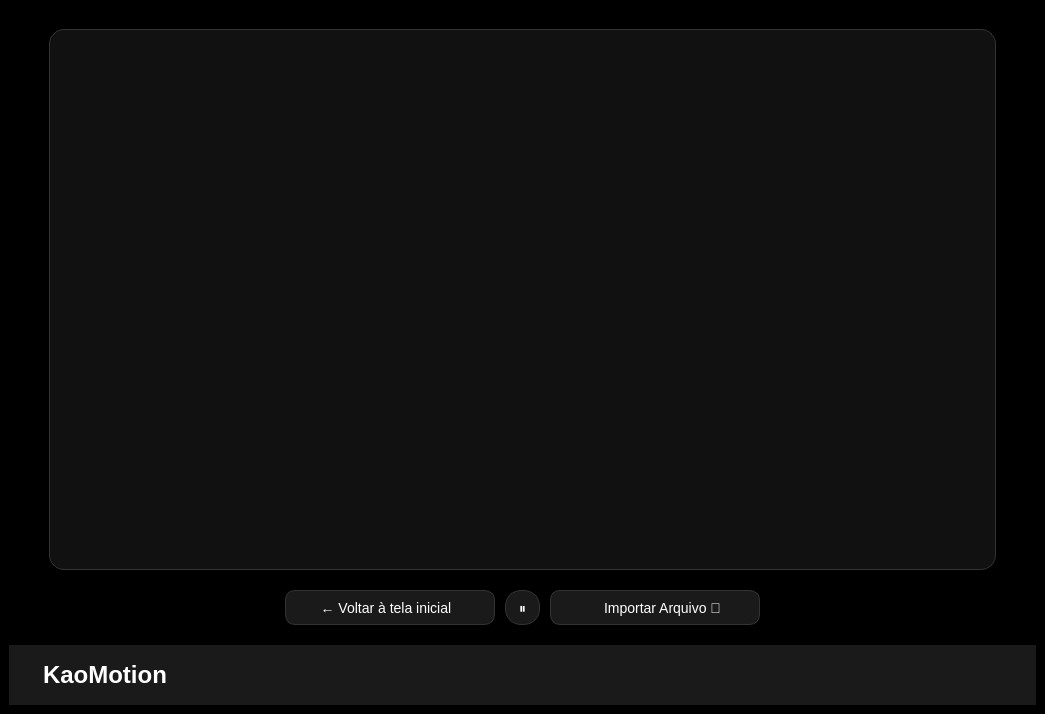
Qt form UIs/tela_arquivos.ui (EddiePricefield/FER-VISCOMP) before a commit.
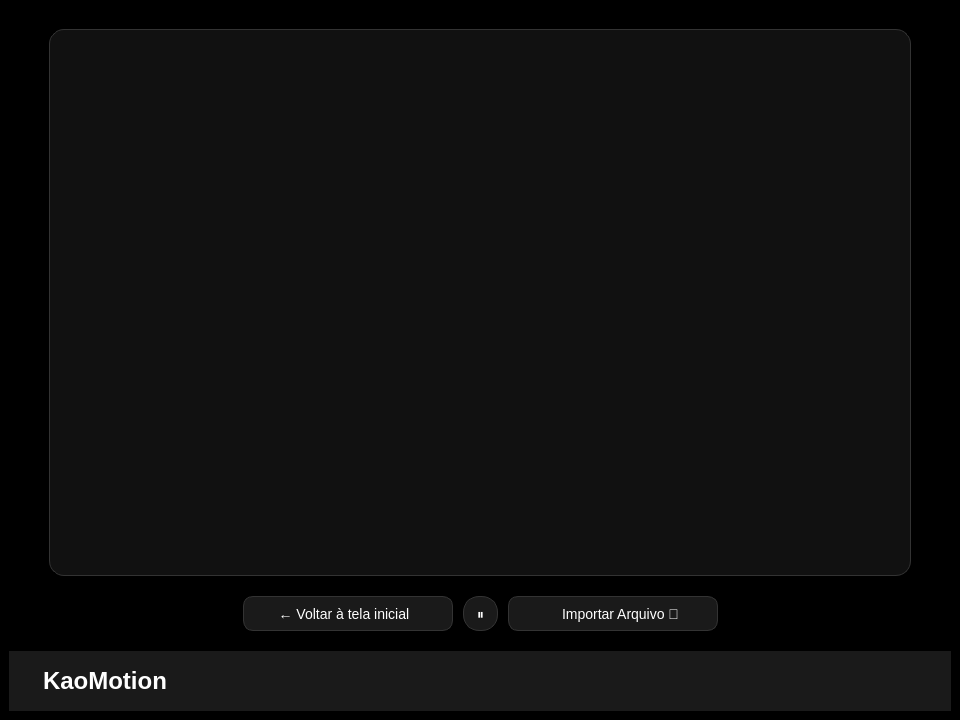
The same form after that commit.

Diff of the .ui file:
```diff
--- a/UIs/tela_arquivos.ui
+++ b/UIs/tela_arquivos.ui
@@ -6,8 +6,8 @@
    <rect>
     <x>0</x>
     <y>0</y>
-    <width>1045</width>
-    <height>714</height>
+    <width>960</width>
+    <height>720</height>
    </rect>
   </property>
   <property name="windowTitle">
```
